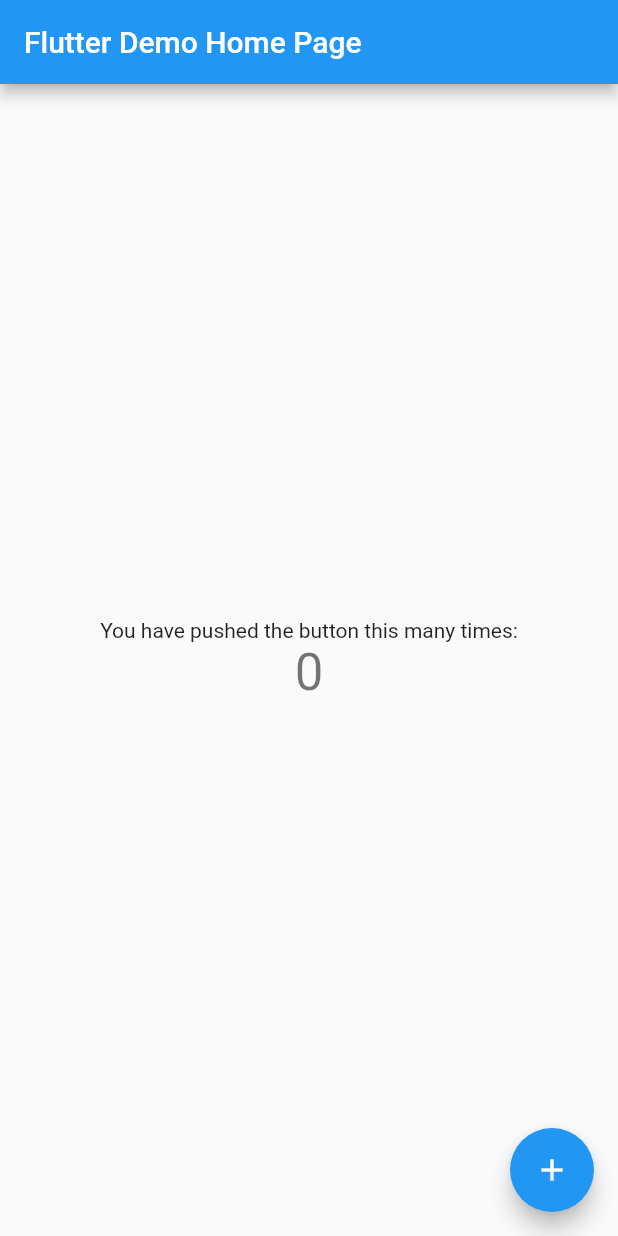
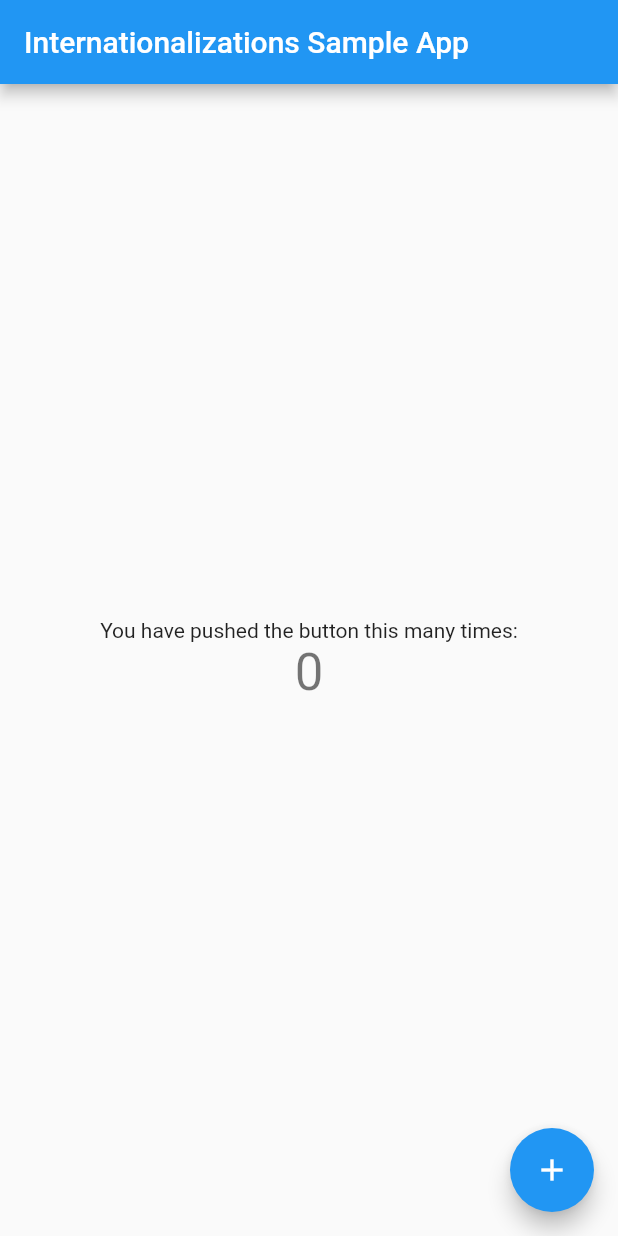
Before and after one commit to jaimetellezb/flutter-internationalization, a Flutter app: the screen it shows after launch, on a phone screen of 412 x 824 dp. Run offline on Flutter 3.47's test engine with Material 2 defaults, Android fonts, the phone set to English and light mode, and no system bars; generated files the repository leaves out were written again.

Commit message:
implementacion i10n

```diff
--- /dev/null
+++ b/l10n.yaml
@@ -0,0 +1,3 @@
+arb-dir: lib/l10n
+template-arb-file: app_en.arb
+output-localization-file: app_localizations.dart
--- /dev/null
+++ b/lib/l10n/app_es.arb
@@ -0,0 +1,5 @@
+{
+    "helloWorld": "¡Hola Mundo!",
+    "appTitle": "Ejemplo de Internacionalización App",
+    "pushContentText": "Has pulsado el botón esta cantidad de veces:"
+}
--- a/lib/main.dart
+++ b/lib/main.dart
@@ -1,4 +1,5 @@
 import 'package:flutter/material.dart';
+import 'package:flutter_gen/gen_l10n/app_localizations.dart';
 
 void main() {
   runApp(const MyApp());
@@ -13,35 +14,18 @@ class MyApp extends StatelessWidget {
     return MaterialApp(
       title: 'Flutter Demo',
       theme: ThemeData(
-        // This is the theme of your application.
-        //
-        // Try running your application with "flutter run". You'll see the
-        // application has a blue toolbar. Then, without quitting the app, try
-        // changing the primarySwatch below to Colors.green and then invoke
-        // "hot reload" (press "r" in the console where you ran "flutter run",
-        // or simply save your changes to "hot reload" in a Flutter IDE).
-        // Notice that the counter didn't reset back to zero; the application
-        // is not restarted.
         primarySwatch: Colors.blue,
       ),
-      home: const MyHomePage(title: 'Flutter Demo Home Page'),
+      home: const MyHomePage(),
+      localizationsDelegates: AppLocalizations.localizationsDelegates,
+      supportedLocales: AppLocalizations.supportedLocales,
+      locale: const Locale('en', ''),
     );
   }
 }
 
 class MyHomePage extends StatefulWidget {
-  const MyHomePage({super.key, required this.title});
-
-  // This widget is the home page of your application. It is stateful, meaning
-  // that it has a State object (defined below) that contains fields that affect
-  // how it looks.
-
-  // This class is the configuration for the state. It holds the values (in this
-  // case the title) provided by the parent (in this case the App widget) and
-  // used by the build method of the State. Fields in a Widget subclass are
-  // always marked "final".
-
-  final String title;
+  const MyHomePage({super.key});
 
   @override
   State<MyHomePage> createState() => _MyHomePageState();
@@ -52,51 +36,22 @@ class _MyHomePageState extends State<MyHomePage> {
 
   void _incrementCounter() {
     setState(() {
-      // This call to setState tells the Flutter framework that something has
-      // changed in this State, which causes it to rerun the build method below
-      // so that the display can reflect the updated values. If we changed
-      // _counter without calling setState(), then the build method would not be
-      // called again, and so nothing would appear to happen.
       _counter++;
     });
   }
 
   @override
   Widget build(BuildContext context) {
-    // This method is rerun every time setState is called, for instance as done
-    // by the _incrementCounter method above.
-    //
-    // The Flutter framework has been optimized to make rerunning build methods
-    // fast, so that you can just rebuild anything that needs updating rather
-    // than having to individually change instances of widgets.
     return Scaffold(
       appBar: AppBar(
-        // Here we take the value from the MyHomePage object that was created by
-        // the App.build method, and use it to set our appbar title.
-        title: Text(widget.title),
+        title: Text(AppLocalizations.of(context)!.appTitle),
       ),
       body: Center(
-        // Center is a layout widget. It takes a single child and positions it
-        // in the middle of the parent.
         child: Column(
-          // Column is also a layout widget. It takes a list of children and
-          // arranges them vertically. By default, it sizes itself to fit its
-          // children horizontally, and tries to be as tall as its parent.
-          //
-          // Invoke "debug painting" (press "p" in the console, choose the
-          // "Toggle Debug Paint" action from the Flutter Inspector in Android
-          // Studio, or the "Toggle Debug Paint" command in Visual Studio Code)
-          // to see the wireframe for each widget.
-          //
-          // Column has various properties to control how it sizes itself and
-          // how it positions its children. Here we use mainAxisAlignment to
-          // center the children vertically; the main axis here is the vertical
-          // axis because Columns are vertical (the cross axis would be
-          // horizontal).
           mainAxisAlignment: MainAxisAlignment.center,
           children: <Widget>[
-            const Text(
-              'You have pushed the button this many times:',
+            Text(
+              AppLocalizations.of(context)!.pushContentText,
             ),
             Text(
               '$_counter',
```
Also changed, not shown: lib/l10n/app_en.arb (added, +9 -0 lines), pubspec.yaml (+6 -4 lines), pubspec.lock.
